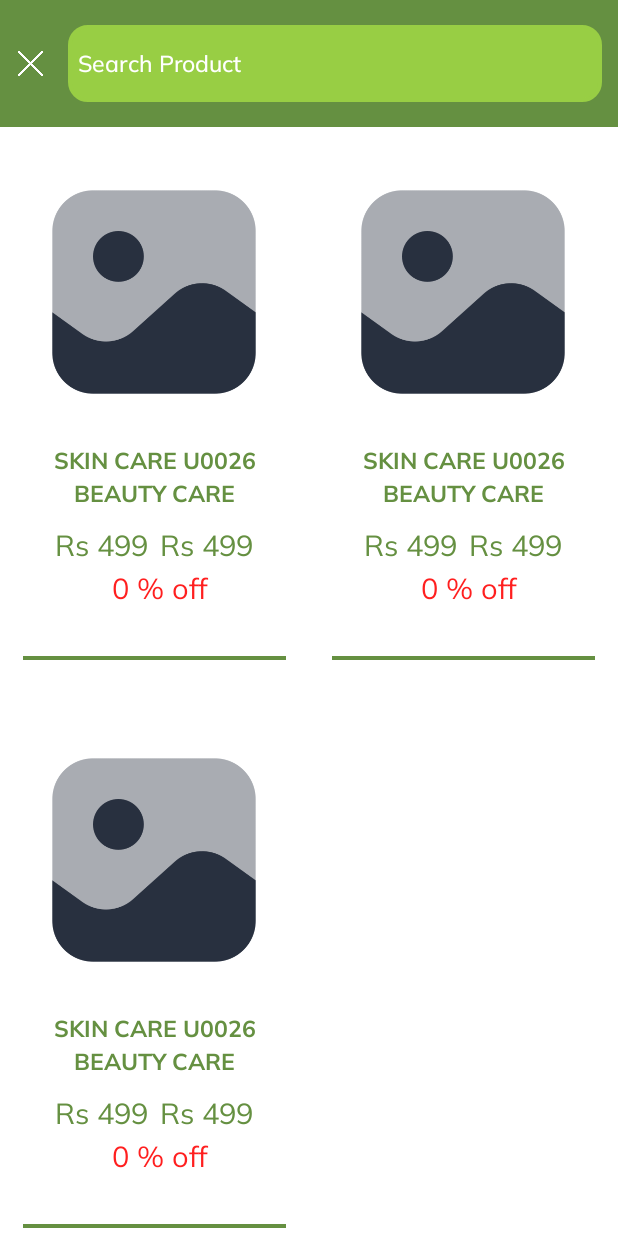
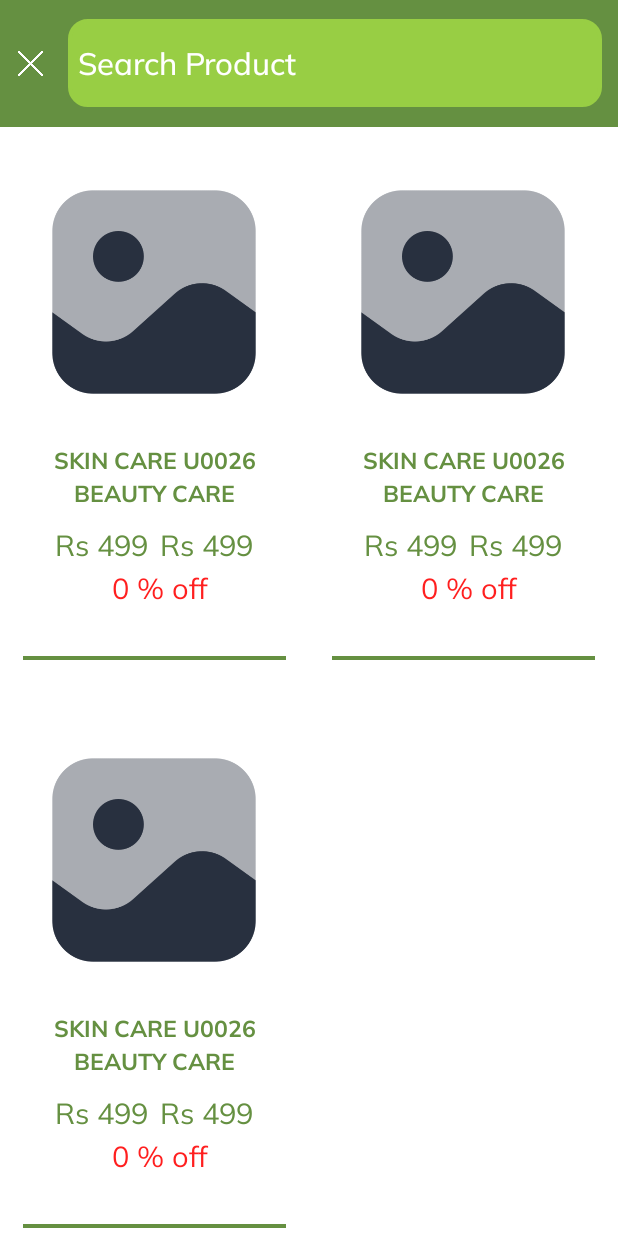
Before and after one commit to RedEyesNCode/aestores.online_Kotlin, an Android app: the layout activity_search_product.xml on its own in the app's theme, with its tools: preview values and no code run, on a phone screen of 412 x 824 dp. Run offline under Robolectric (Android 15) with nearby library versions, the phone set to English and light mode, and no system bars.

Commit message:
Fix window leak error at SearchProductActivity, new layout design for searchproduct Status

```diff
--- a/app/src/main/java/com/ushatech/aestoreskotlin/ui/activity/LoginActivity.kt
+++ b/app/src/main/java/com/ushatech/aestoreskotlin/ui/activity/LoginActivity.kt
@@ -64,7 +64,6 @@ class LoginActivity : BaseActivity() {
         loginViewModel.loginUserResponse.observe((this)){
             hideLoader()
             if(it!=null){
-                showToast("$it.message")
                 AppSession(this@LoginActivity).put(Constant.IS_LOGGED_IN,true)
                 AppSession(this@LoginActivity).putObject(Constant.USER_INFO,it)
                 val IntentDashboard = Intent(this@LoginActivity,DashboardActivity::class.java)
--- a/app/src/main/java/com/ushatech/aestoreskotlin/ui/adapter/SearchProductAdapter.kt
+++ b/app/src/main/java/com/ushatech/aestoreskotlin/ui/adapter/SearchProductAdapter.kt
@@ -1,6 +1,7 @@
 package com.ushatech.aestoreskotlin.ui.adapter
 
 import android.content.Context
+import android.graphics.Paint
 import android.view.LayoutInflater
 import android.view.ViewGroup
 import androidx.recyclerview.widget.RecyclerView
@@ -25,7 +26,7 @@ class SearchProductAdapter(var context:Context,var resultList:ArrayList<SearchPr
 
     override fun onBindViewHolder(holder: MyViewholder, position: Int) {
         val productDetail = resultList.get(position)
-
+        holder.binding.tvMaxPrice.setPaintFlags(holder.binding.tvMaxPrice.getPaintFlags() or Paint.STRIKE_THRU_TEXT_FLAG)
         holder.binding.tvRealPrice.text = productDetail.price
         holder.binding.tvMaxPrice.text = productDetail.mrp
         holder.binding.tvProductName.text = productDetail.name
--- a/app/src/main/res/layout/activity_search_product.xml
+++ b/app/src/main/res/layout/activity_search_product.xml
@@ -39,7 +39,7 @@
             android:textColor="@color/white"
             android:layout_centerVertical="true"
             android:fontFamily="@font/mulish_medium"
-            android:textSize="@dimen/_12sdp"
+            android:textSize="@dimen/_16sdp"
             android:id="@+id/searchView"
             android:layout_marginEnd="@dimen/_8sdp"
             android:textColorHint="@color/white"
@@ -48,6 +48,35 @@
             android:layout_height="wrap_content"/>
 
 
+
+
+
+    </RelativeLayout>
+    <RelativeLayout
+        android:layout_width="match_parent"
+        android:visibility="gone"
+        android:paddingVertical="@dimen/_10sdp"
+        android:id="@+id/searchStatusLayout"
+        android:background="@drawable/background_green_solid"
+        android:layout_height="wrap_content">
+
+        <TextView
+            android:layout_width="wrap_content"
+            android:textColor="@color/black"
+            android:text="@string/searching_for_results"
+            android:fontFamily="@font/mulish_medium"
+            android:id="@+id/tvSearchStatus"
+            android:textSize="@dimen/_12sdp"
+            android:layout_centerInParent="true"
+
+            android:layout_height="wrap_content"/>
+        <ProgressBar
+            android:layout_width="@dimen/_25sdp"
+            android:indeterminateTint="@color/green"
+            android:layout_alignParentEnd="true"
+            android:id="@+id/searchProgress"
+            android:layout_marginEnd="@dimen/_12sdp"
+            android:layout_height="@dimen/_25sdp"/>
 
 
 
--- a/app/src/main/res/values-night/strings.xml
+++ b/app/src/main/res/values-night/strings.xml
@@ -81,4 +81,5 @@
     <string name="your_refferal_code">Your refferal code.</string>
     <string name="copy_to_clipboard">Copy to Clipboard</string>
     <string name="search_product">Search Product</string>
+    <string name="searching_for_results">Searching for Results</string>
 </resources>
--- a/app/src/main/res/values/strings.xml
+++ b/app/src/main/res/values/strings.xml
@@ -89,4 +89,5 @@
     <string name="your_refferal_code">Your refferal code.</string>
     <string name="copy_to_clipboard">Copy to Clipboard</string>
     <string name="search_product">Search Product</string>
+    <string name="searching_for_results">Searching for Results</string>
 </resources>
```
Also changed, not shown: app/src/main/java/com/ushatech/aestoreskotlin/presentation/SearchProductViewModel.kt (+4 -3 lines), app/src/main/java/com/ushatech/aestoreskotlin/ui/activity/SearchProductActivity.kt (+32 -5 lines), app/src/main/res/drawable/background_red_solid.xml (added, +10 -0 lines).
